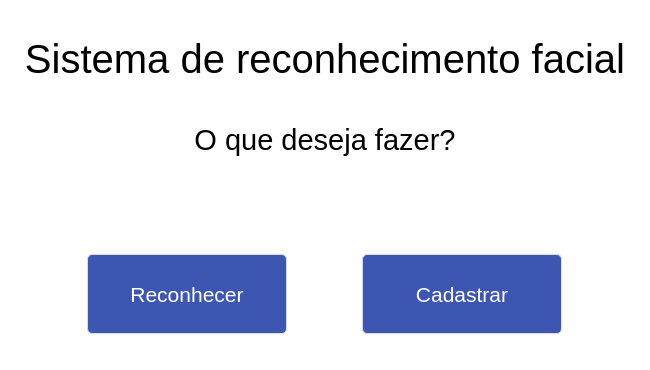
Before: the Qt Designer form View/ui/TelaPrincipal.ui in ipedromotta/face-detection, drawn with Qt 5.
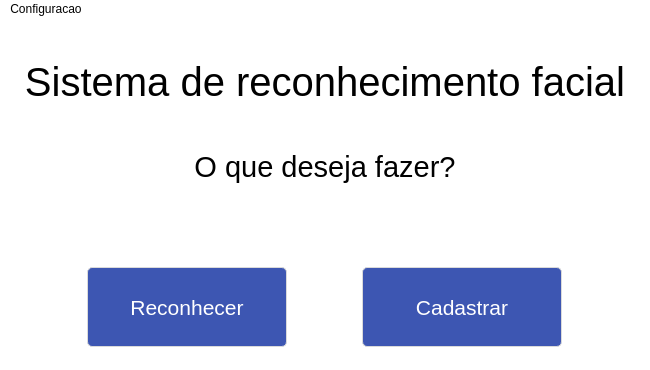
After: the same form once the commit is applied.

```diff
--- a/View/ui/TelaPrincipal.ui
+++ b/View/ui/TelaPrincipal.ui
@@ -38,7 +38,7 @@
       <property name="maximumSize">
        <size>
         <width>16777215</width>
-        <height>100</height>
+        <height>120</height>
        </size>
       </property>
       <property name="font">
@@ -50,9 +50,18 @@
       <property name="text">
        <string>Sistema de reconhecimento facial</string>
       </property>
+      <property name="textFormat">
+       <enum>Qt::AutoText</enum>
+      </property>
+      <property name="scaledContents">
+       <bool>false</bool>
+      </property>
       <property name="alignment">
        <set>Qt::AlignCenter</set>
       </property>
+      <property name="wordWrap">
+       <bool>true</bool>
+      </property>
      </widget>
     </item>
     <item>
@@ -240,6 +249,28 @@
     </item>
    </layout>
   </widget>
+  <widget class="QMenuBar" name="menuBar">
+   <property name="geometry">
+    <rect>
+     <x>0</x>
+     <y>0</y>
+     <width>650</width>
+     <height>26</height>
+    </rect>
+   </property>
+   <widget class="QMenu" name="menuConfiguracao">
+    <property name="title">
+     <string>Configuracao</string>
+    </property>
+    <addaction name="actionDeletar_todos_os_cadastros"/>
+   </widget>
+   <addaction name="menuConfiguracao"/>
+  </widget>
+  <action name="actionDeletar_todos_os_cadastros">
+   <property name="text">
+    <string>Deletar todos os cadastros</string>
+   </property>
+  </action>
  </widget>
  <resources>
   <include location="../resources/resourcesReconhecimento.qrc"/>
```
